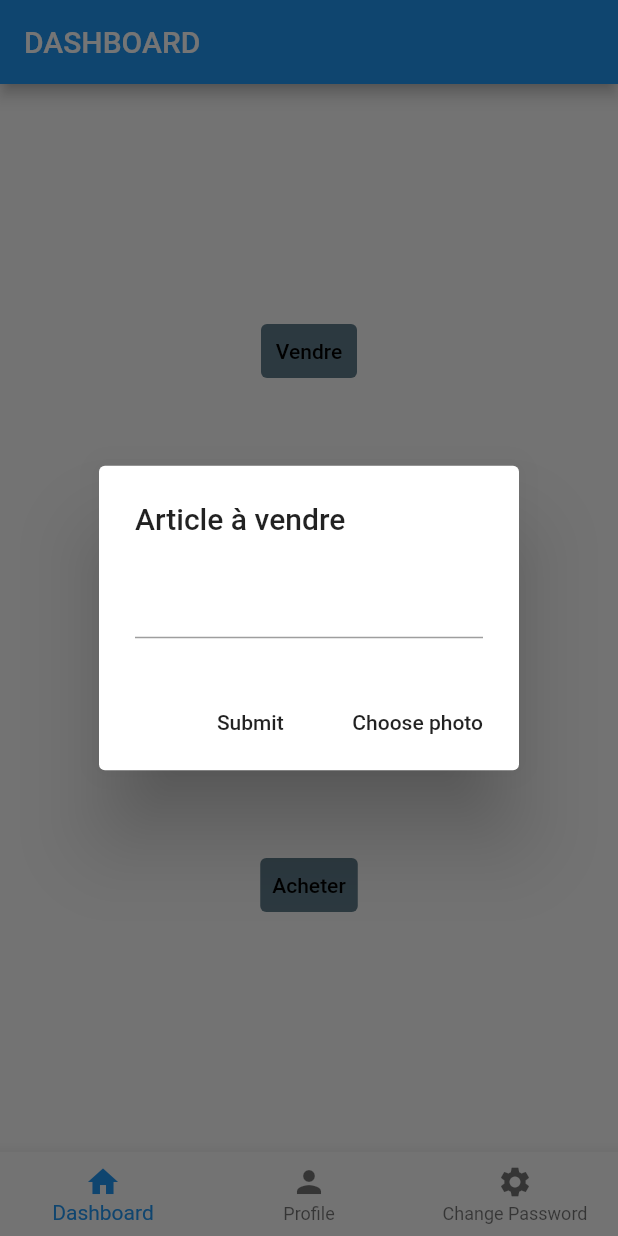
After one commit to QuentFlo/expressorder, a Flutter app: the UserMain screen opened directly, after a tap on "Acheter", on a phone screen of 412 x 824 dp. The commit adds this screen. Run offline on Flutter 3.47's test engine with Material 2 defaults, Android fonts, the phone set to English and light mode, and no system bars; our stand-ins replace firebase_auth, firebase_core, image_picker, modal_bottom_sheet; missing offline and left inert: exif; accounts and stored records are empty.

Commit message:
add dashbo

```diff
--- a/express_order/lib/pages/user_main.dart
+++ b/express_order/lib/pages/user_main.dart
@@ -1,3 +1,6 @@
+import 'package:express_order/user/change_pass.dart';
+import 'package:express_order/user/dashboard.dart';
+import 'package:express_order/user/profile.dart';
 import 'package:flutter/material.dart';
 
 class UserMain extends StatefulWidget {
@@ -8,8 +11,44 @@ class UserMain extends StatefulWidget {
 }
 
 class _UserMainState extends State<UserMain> {
+  int _selectedIndex = 0;
+  static List<Widget> _WidgetOptions = <Widget>[
+    Dashboard(),
+    Profile(),
+    ChangePass(),
+  ];
+
+  void _onItemTapped(int index) {
+    setState(() {
+      _selectedIndex = index;
+    });
+  }
+
   @override
   Widget build(BuildContext context) {
-    return Container();
+    return Scaffold(
+      body: _WidgetOptions.elementAt(_selectedIndex),
+      bottomNavigationBar: BottomNavigationBar(
+        items: const <BottomNavigationBarItem>[
+          BottomNavigationBarItem(
+            icon: Icon(Icons.home),
+            label: ' Dashboard ',
+          ),
+          BottomNavigationBarItem(
+            icon: Icon(Icons.person),
+            label: ' Profile ',
+          ),
+          BottomNavigationBarItem(
+            icon: Icon(Icons.settings),
+            label: ' Change Password ',
+          )
+        ],
+
+      currentIndex: _selectedIndex,
+      selectedItemColor: Colors.blue,
+      onTap: _onItemTapped,
+
+      ),
+    );
   }
 }
--- /dev/null
+++ b/express_order/lib/user/change_pass.dart
@@ -0,0 +1,17 @@
+import 'package:flutter/cupertino.dart';
+
+class ChangePass extends StatefulWidget {
+
+  @override
+  _ChangePassState createState() => _ChangePassState();
+}
+
+class _ChangePassState extends State<ChangePass> {
+
+  @override
+  Widget build(BuildContext context) {
+    return Container(
+
+    );
+  }
+}
--- /dev/null
+++ b/express_order/lib/user/dashboard.dart
@@ -0,0 +1,98 @@
+import 'dart:io';
+
+import 'package:flutter/cupertino.dart';
+import 'package:flutter/material.dart';
+import 'package:image_picker/image_picker.dart';
+import 'package:modal_bottom_sheet/modal_bottom_sheet.dart';
+import 'package:exif/exif.dart';
+import 'package:flutter/material.dart';
+
+class Dashboard extends StatefulWidget {
+  @override
+  _State createState() => _State();
+}
+
+class _State extends State<Dashboard> {
+  Future<dynamic> createAlertDialog(BuildContext context) {
+    TextEditingController customContrller = TextEditingController();
+    final picker = ImagePicker();
+
+    OnOpenGallery() async {
+      final PickedFile = await picker.getImage(source: ImageSource.gallery);
+
+      if (PickedFile != null) {
+        File image = File(PickedFile.path);
+        final fileBytes = image.readAsBytesSync();
+        final data = await readExifFromBytes(fileBytes, details: false);
+      }
+      else
+        print('No image selected.');
+    }
+
+    return showDialog(
+        context: context,
+        builder: (context) {
+          return AlertDialog(
+            title: Text("Article à vendre"),
+            content: TextFormField(
+              controller: customContrller,
+            ),
+            actions: <Widget>[
+              MaterialButton(
+                  onPressed: () {
+                    Navigator.of(context).pop(customContrller.text.toString());
+                  },
+                  elevation: 5,
+                  child: Text("Submit")
+                  ),
+              MaterialButton(
+                  onPressed: () {
+                    OnOpenGallery();
+                },
+                elevation: 5,
+                child: Text("Choose photo")
+                )
+            ],
+          );
+        });
+  }
+
+  @override
+  Widget build(BuildContext context) {
+    return Scaffold(
+        appBar: AppBar(title: Text("DASHBOARD")),
+        body: Center(
+            child: Column(
+          mainAxisAlignment: MainAxisAlignment.spaceAround,
+          children: [
+            TextButton(
+                child: Text("Vendre"),
+                onPressed: () {
+                  createAlertDialog(context).then((onValue) {
+                    SnackBar mySnackBar = SnackBar(
+                      content: Text("$onValue en vente"),
+                    );
+                    Scaffold.of(context).showSnackBar(mySnackBar);
+                  });
+                },
+                style: ButtonStyle(
+                  backgroundColor:
+                      MaterialStateProperty.all<Color>(Colors.blueGrey),
+                  foregroundColor:
+                      MaterialStateProperty.all<Color>(Colors.black),
+                )),
+            TextButton(
+                child: Text("Acheter"),
+                onPressed: () {
+                  createAlertDialog(context);
+                },
+                style: ButtonStyle(
+                  backgroundColor:
+                      MaterialStateProperty.all<Color>(Colors.blueGrey),
+                  foregroundColor:
+                      MaterialStateProperty.all<Color>(Colors.black),
+                ))
+          ],
+        )));
+  }
+}
--- /dev/null
+++ b/express_order/lib/user/profile.dart
@@ -0,0 +1,16 @@
+import 'package:flutter/cupertino.dart';
+
+class Profile extends StatefulWidget {
+
+  @override
+  _ProfileState createState() => _ProfileState();
+}
+
+class _ProfileState extends State<Profile> {
+  @override
+  Widget build(BuildContext context) {
+    return Container(
+
+    );
+  }
+}
--- a/express_order/pubspec.yaml
+++ b/express_order/pubspec.yaml
@@ -36,6 +36,9 @@ dependencies:
   cupertino_icons: ^1.0.2
   firebase_core: ^1.5.0
   firebase_auth: ^3.0.2
+  image_picker: ^0.8.4+2
+  modal_bottom_sheet: ^2.0.0
+  exif: ^3.0.0
 
 dev_dependencies:
   flutter_test:
```
Also changed, not shown: express_order/pubspec.lock.
